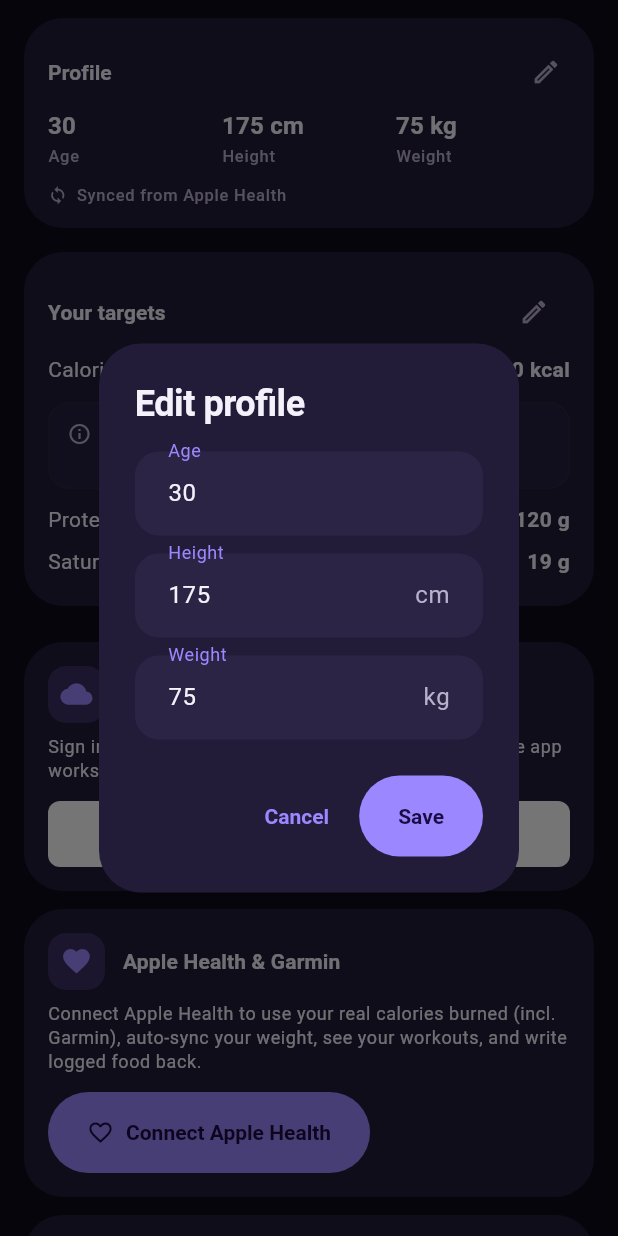
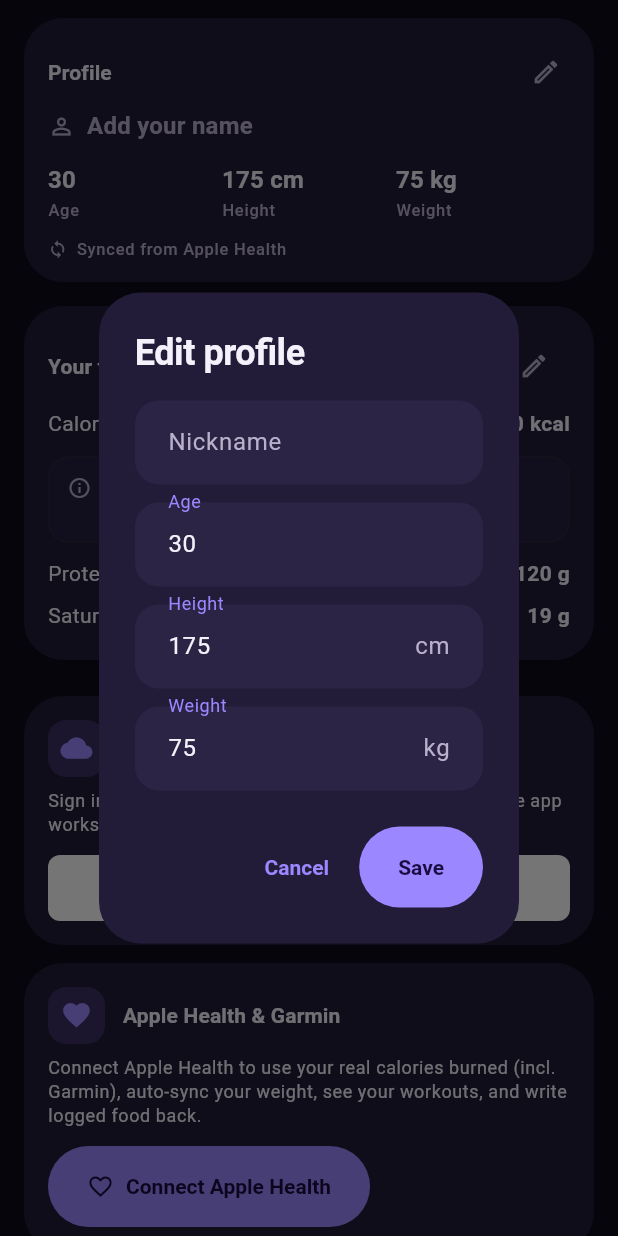
Before and after one commit to PETERDMYAN/food-at-peace, a Flutter app: the SettingsScreen screen opened directly, after a tap on the "edit" icon, on a phone screen of 412 x 824 dp. Run offline on Flutter 3.47's test engine with Material 3 defaults, Android fonts, the phone set to English and light mode, and no system bars; drawn by our look-alikes of sign_in_with_apple; our stand-ins replace flutter_riverpod, flutter_secure_storage, geolocator, image_picker, shared_preferences; missing offline and left inert: health; accounts and stored records are empty; network calls fail; statements that could not run were skipped.

Commit message:
Settings: show + edit nickname in the Profile card
The Profile card now displays the user's nickname (the greeting name) under
the header, and the pen editor edits it alongside age/height/weight. Empty →
a muted "Add your name" prompt. Syncs with the profile (and the Today greeting)
as before. l10n + README updated.

analyze + 52 tests green.

Co-Authored-By: Claude Opus 4.8 <noreply@anthropic.com>

```diff
--- a/lib/l10n/app_en.arb
+++ b/lib/l10n/app_en.arb
@@ -25,6 +25,7 @@
   "weatherSnow": "Snow",
   "weatherThunder": "Thunderstorm",
   "editProfile": "Edit profile",
+  "nickname": "Nickname",
 
   "onboardingWelcomeTitle": "Welcome to\nFood at Peace",
   "onboardingWelcomeBody": "Track calories and macros with a calm, simple daily view.",
--- a/lib/l10n/app_localizations.dart
+++ b/lib/l10n/app_localizations.dart
@@ -193,6 +193,12 @@ abstract class AppLocalizations {
   /// In en, this message translates to:
   /// **'Edit profile'**
   String get editProfile;
+
+  /// No description provided for @nickname.
+  ///
+  /// In en, this message translates to:
+  /// **'Nickname'**
+  String get nickname;
 
   /// No description provided for @onboardingWelcomeTitle.
   ///
--- a/lib/l10n/app_localizations_en.dart
+++ b/lib/l10n/app_localizations_en.dart
@@ -61,6 +61,9 @@ class AppLocalizationsEn extends AppLocalizations {
 
   @override
   String get editProfile => 'Edit profile';
+
+  @override
+  String get nickname => 'Nickname';
 
   @override
   String get onboardingWelcomeTitle => 'Welcome to\nFood at Peace';
--- a/lib/l10n/app_localizations_zh.dart
+++ b/lib/l10n/app_localizations_zh.dart
@@ -61,6 +61,9 @@ class AppLocalizationsZh extends AppLocalizations {
 
   @override
   String get editProfile => '编辑资料';
+
+  @override
+  String get nickname => '昵称';
 
   @override
   String get onboardingWelcomeTitle => '欢迎使用\nFood at Peace';
--- a/lib/l10n/app_zh.arb
+++ b/lib/l10n/app_zh.arb
@@ -16,6 +16,7 @@
   "weatherSnow": "雪",
   "weatherThunder": "雷暴",
   "editProfile": "编辑资料",
+  "nickname": "昵称",
 
   "onboardingWelcomeTitle": "欢迎使用\nFood at Peace",
   "onboardingWelcomeBody": "用简洁平静的每日视图记录卡路里与营养。",
--- a/lib/src/features/settings/settings_screen.dart
+++ b/lib/src/features/settings/settings_screen.dart
@@ -234,6 +234,7 @@ class _ProfileStatsCardState extends ConsumerState<_ProfileStatsCard> {
   Future<void> _edit() async {
     final t = AppLocalizations.of(context);
     final p = ref.read(profileProvider);
+    final name = TextEditingController(text: p.name ?? '');
     final age = TextEditingController(text: p.age.toString());
     final height = TextEditingController(text: p.heightCm.round().toString());
     final weight = TextEditingController(
@@ -247,9 +248,17 @@ class _ProfileStatsCardState extends ConsumerState<_ProfileStatsCard> {
       context: context,
       builder: (ctx) => AlertDialog(
         title: Text(t.editProfile),
-        content: Column(
+        content: SingleChildScrollView(
+          child: Column(
             mainAxisSize: MainAxisSize.min,
             children: [
+              TextField(
+                controller: name,
+                textCapitalization: TextCapitalization.words,
+                textInputAction: TextInputAction.next,
+                decoration: dec(t.nickname),
+              ),
+              const SizedBox(height: 12),
               TextField(
                 controller: age,
                 keyboardType: TextInputType.number,
@@ -271,6 +280,7 @@ class _ProfileStatsCardState extends ConsumerState<_ProfileStatsCard> {
               ),
             ],
           ),
+        ),
         actions: [
           TextButton(
             onPressed: () => Navigator.pop(ctx, false),
@@ -285,6 +295,7 @@ class _ProfileStatsCardState extends ConsumerState<_ProfileStatsCard> {
     );
     if (save == true) {
       final p2 = ref.read(profileProvider);
+      final newName = name.text.trim();
       final newAge = int.tryParse(age.text.trim()) ?? p2.age;
       final newHeight = double.tryParse(height.text.trim()) ?? p2.heightCm;
       final newWeight = double.tryParse(weight.text.trim()) ?? p2.weightKg;
@@ -292,6 +303,7 @@ class _ProfileStatsCardState extends ConsumerState<_ProfileStatsCard> {
           .read(profileProvider.notifier)
           .save(
             p2.copyWith(
+              name: newName.isEmpty ? null : newName,
               age: newAge,
               heightCm: newHeight,
               weightKg: newWeight,
@@ -306,6 +318,7 @@ class _ProfileStatsCardState extends ConsumerState<_ProfileStatsCard> {
         unawaited(svc.writeHeight(newHeight));
       }
     }
+    name.dispose();
     age.dispose();
     height.dispose();
     weight.dispose();
@@ -337,6 +350,30 @@ class _ProfileStatsCardState extends ConsumerState<_ProfileStatsCard> {
                 ),
               ],
             ),
+            Row(
+              children: [
+                Icon(
+                  Icons.person_outline,
+                  size: 18,
+                  color: scheme.onSurfaceVariant,
+                ),
+                const SizedBox(width: 8),
+                Expanded(
+                  child: Text(
+                    (profile.name?.trim().isNotEmpty ?? false)
+                        ? profile.name!.trim()
+                        : t.todoAddName,
+                    style: Theme.of(context).textTheme.titleMedium?.copyWith(
+                      fontWeight: FontWeight.w700,
+                      color: (profile.name?.trim().isNotEmpty ?? false)
+                          ? null
+                          : scheme.onSurfaceVariant,
+                    ),
+                  ),
+                ),
+              ],
+            ),
+            const SizedBox(height: 12),
             Padding(
               padding: const EdgeInsets.only(right: 8),
               child: Row(
```
Also changed, not shown: 1 other file. Lines whose indentation alone changed are shown as unchanged.
